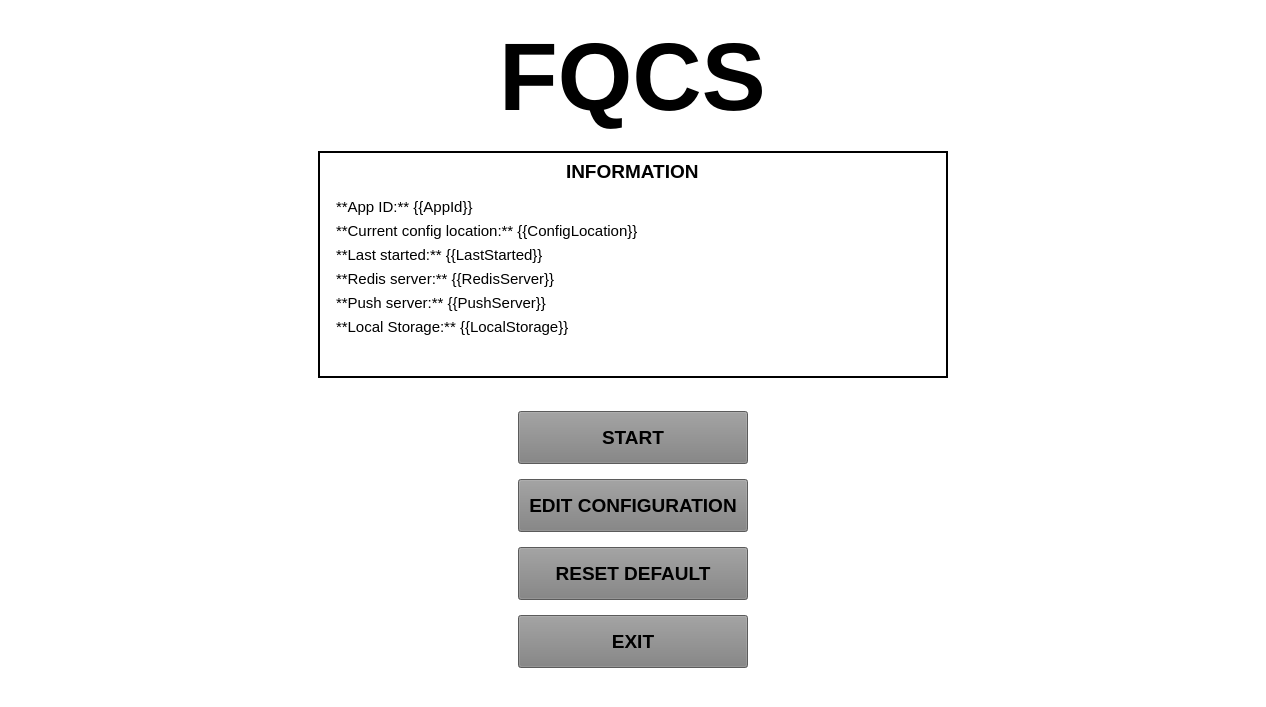
First picture: the form in views/home_screen.ui, repository Shockmstr/FQCS_DesktopApp, before the edit.
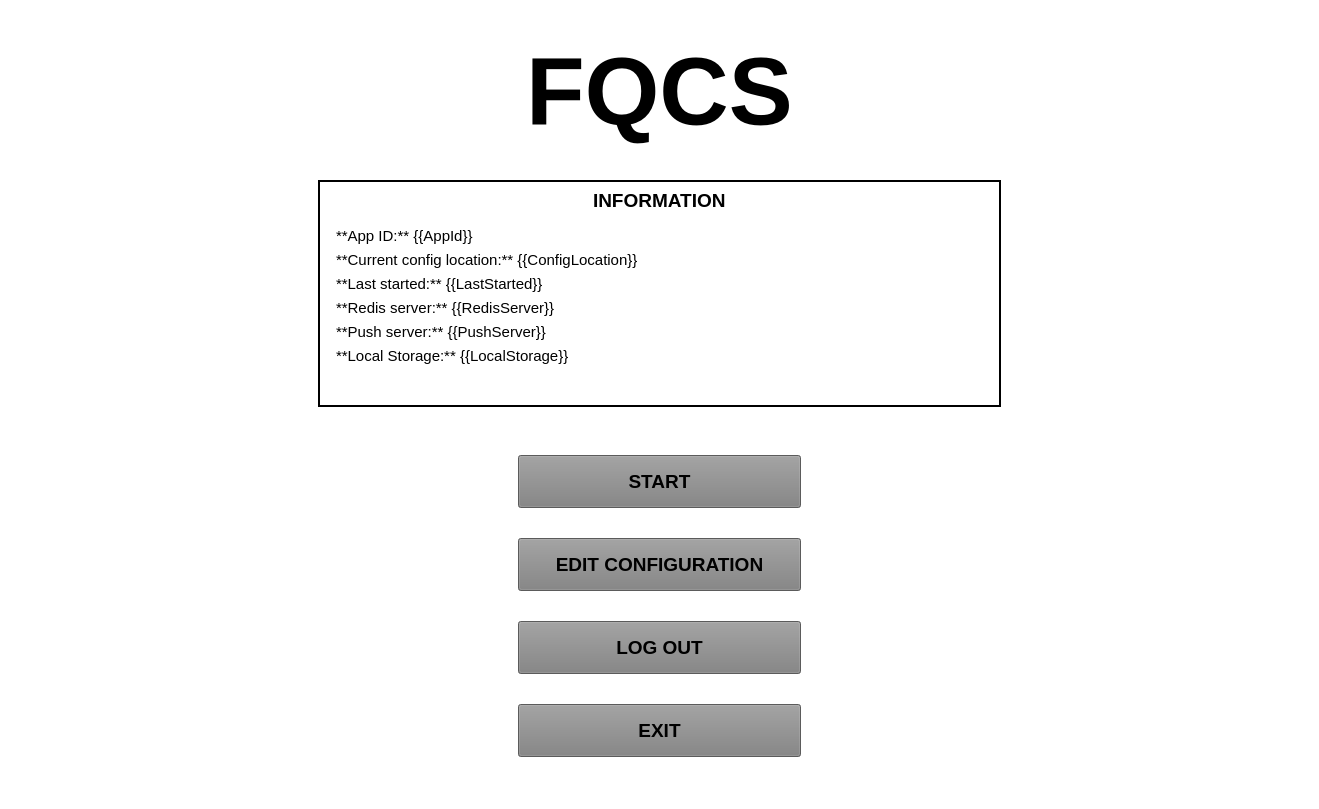
Second picture: the form after the edit.

Commit message: add login screen and refactor, add fukin thread

What changed in the file:
```diff
--- a/views/home_screen.ui
+++ b/views/home_screen.ui
@@ -6,8 +6,8 @@
    <rect>
     <x>0</x>
     <y>0</y>
-    <width>1266</width>
-    <height>707</height>
+    <width>1319</width>
+    <height>809</height>
    </rect>
   </property>
   <property name="windowTitle">
@@ -304,7 +304,7 @@
                <string notr="true">background-color: grey; height: 45;</string>
               </property>
               <property name="text">
-               <string>RESET DEFAULT</string>
+               <string>LOG OUT</string>
               </property>
              </widget>
             </item>
```
Left out of the diff: 2 changed lines with no effect on the pictures. The commit also changes 22 other files.
